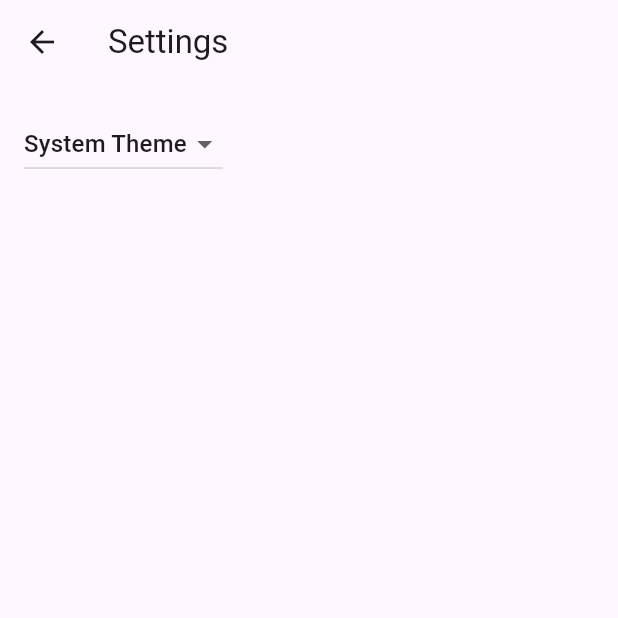
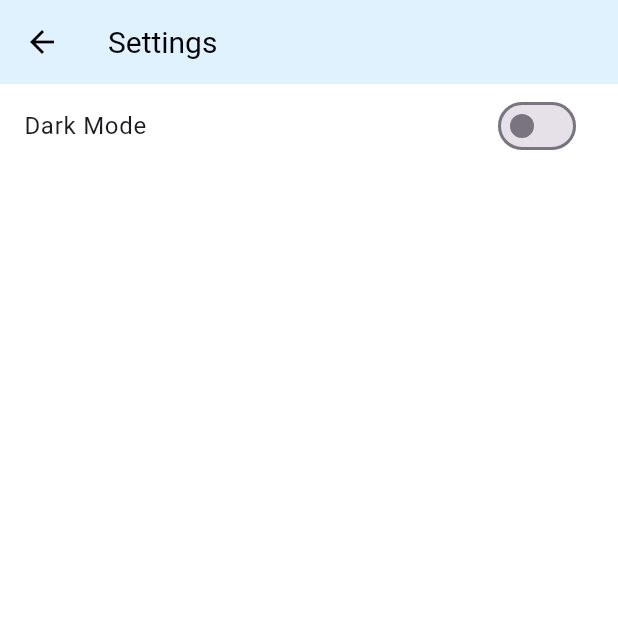
Before and after one commit to alexindris/LECHUGA-HACKEPS2024, a Flutter app: the screen it shows after launch, after a tap on the "settings" icon, on a phone screen of 412 x 824 dp, the top half of it. Run offline on Flutter 3.47's test engine with Material 3 defaults, Android fonts, the phone set to English and light mode, and no system bars; our stand-ins replace graphql_flutter, shared_preferences; generated files the repository leaves out were written again; network calls fail.

Commit message:
feat: add shared_preferences package for local theme storage; implement dynamic theme switching in settings

```diff
--- a/look4park/lib/src/app.dart
+++ b/look4park/lib/src/app.dart
@@ -48,9 +48,9 @@ class MyApp extends StatelessWidget {
               onGenerateTitle: (BuildContext context) =>
                   AppLocalizations.of(context)!.appTitle,
 
-              // Themes and theme mode
-              theme: ThemeData(),
-              darkTheme: ThemeData.dark(),
+              // Dynamic Themes
+              theme: _lightTheme(),
+              darkTheme: _darkTheme(),
               themeMode: settingsController.themeMode,
 
               // Named route handling
@@ -76,4 +76,49 @@ class MyApp extends StatelessWidget {
       ),
     );
   }
+
+  /// Light theme configuration
+  ThemeData _lightTheme() {
+    return ThemeData(
+      primaryColor: const Color(0xFFE0F2FE), // Light blue
+      appBarTheme: const AppBarTheme(
+        backgroundColor: Color(0xFFE0F2FE),
+        iconTheme: IconThemeData(color: Colors.black),
+        titleTextStyle: TextStyle(color: Colors.black, fontSize: 20),
+      ),
+      scaffoldBackgroundColor: Colors.white,
+      textTheme: const TextTheme(
+          titleLarge: TextStyle(fontSize: 20.0, fontWeight: FontWeight.bold),
+          bodyMedium: TextStyle(fontSize: 16.0),
+          bodySmall: TextStyle(fontSize: 14.0),
+          headlineLarge: TextStyle(
+              color: const Color(0xFF0369A1), fontWeight: FontWeight.bold)),
+      floatingActionButtonTheme: const FloatingActionButtonThemeData(
+        backgroundColor: Color(0xFF0288D1),
+        foregroundColor: Colors.white,
+      ),
+    );
+  }
+
+  /// Dark theme configuration
+  ThemeData _darkTheme() {
+    return ThemeData.dark().copyWith(
+      primaryColor: const Color(0xFF121212), // Dark primary color
+      appBarTheme: const AppBarTheme(
+        backgroundColor: Color(0xFF1F1F1F),
+        iconTheme: IconThemeData(color: Colors.white),
+        titleTextStyle: TextStyle(color: Colors.white, fontSize: 20),
+      ),
+      scaffoldBackgroundColor: const Color(0xFF121212),
+      textTheme: const TextTheme(
+        titleLarge: TextStyle(fontSize: 20.0, fontWeight: FontWeight.bold),
+        bodyMedium: TextStyle(fontSize: 16.0, color: Colors.white),
+        bodySmall: TextStyle(fontSize: 14.0, color: Colors.white70),
+      ),
+      floatingActionButtonTheme: const FloatingActionButtonThemeData(
+        backgroundColor: Color(0xFF0288D1),
+        foregroundColor: Colors.white,
+      ),
+    );
+  }
 }
--- a/look4park/lib/src/map/map_item_list_view.dart
+++ b/look4park/lib/src/map/map_item_list_view.dart
@@ -26,9 +26,10 @@ class SampleItemListView extends StatelessWidget {
     return Scaffold(
       appBar: AppBar(
         // AppBar with Custom Color
-        backgroundColor: const Color(0xFFE0F2FE), // Set your custom color here
         title: Image.asset(
-          'assets/images/app_logo.png', // Replace with your logo's path
+          Theme.of(context).brightness == Brightness.dark
+              ? 'assets/images/app_logo_inverted.png' // Replace with your dark theme logo's path
+              : 'assets/images/app_logo.png', // Replace with your light theme logo's path
           height: 40, // Adjust the height of the logo
         ),
         centerTitle: true, // Ensure the logo is centered
@@ -52,7 +53,6 @@ class SampleItemListView extends StatelessWidget {
                 'Choose Parking', // Replace with your desired title
                 style: Theme.of(context).textTheme.headlineLarge?.copyWith(
                       fontWeight: FontWeight.bold,
-                      color: const Color(0xFF0369A1),
                     ),
               ),
             ),
--- a/look4park/lib/src/settings/settings_controller.dart
+++ b/look4park/lib/src/settings/settings_controller.dart
@@ -1,50 +1,25 @@
 import 'package:flutter/material.dart';
-
 import 'settings_service.dart';
 
-/// A class that many Widgets can interact with to read user settings, update
-/// user settings, or listen to user settings changes.
-///
-/// Controllers glue Data Services to Flutter Widgets. The SettingsController
-/// uses the SettingsService to store and retrieve user settings.
 class SettingsController with ChangeNotifier {
   SettingsController(this._settingsService);
 
-  // Make SettingsService a private variable so it is not used directly.
   final SettingsService _settingsService;
 
-  // Make ThemeMode a private variable so it is not updated directly without
-  // also persisting the changes with the SettingsService.
   late ThemeMode _themeMode;
 
-  // Allow Widgets to read the user's preferred ThemeMode.
   ThemeMode get themeMode => _themeMode;
 
-  /// Load the user's settings from the SettingsService. It may load from a
-  /// local database or the internet. The controller only knows it can load the
-  /// settings from the service.
+  /// Load settings at the start of the app.
   Future<void> loadSettings() async {
     _themeMode = await _settingsService.themeMode();
-
-    // Important! Inform listeners a change has occurred.
     notifyListeners();
   }
 
-  /// Update and persist the ThemeMode based on the user's selection.
-  Future<void> updateThemeMode(ThemeMode? newThemeMode) async {
-    if (newThemeMode == null) return;
-
-    // Do not perform any work if new and old ThemeMode are identical
-    if (newThemeMode == _themeMode) return;
-
-    // Otherwise, store the new ThemeMode in memory
-    _themeMode = newThemeMode;
-
-    // Important! Inform listeners a change has occurred.
+  /// Update and persist theme settings.
+  Future<void> updateThemeMode(ThemeMode theme) async {
+    _themeMode = theme;
     notifyListeners();
-
-    // Persist the changes to a local database or the internet using the
-    // SettingService.
-    await _settingsService.updateThemeMode(newThemeMode);
+    await _settingsService.updateThemeMode(theme);
   }
 }
--- a/look4park/lib/src/settings/settings_service.dart
+++ b/look4park/lib/src/settings/settings_service.dart
@@ -1,17 +1,19 @@
 import 'package:flutter/material.dart';
+import 'package:shared_preferences/shared_preferences.dart';
 
-/// A service that stores and retrieves user settings.
-///
-/// By default, this class does not persist user settings. If you'd like to
-/// persist the user settings locally, use the shared_preferences package. If
-/// you'd like to store settings on a web server, use the http package.
 class SettingsService {
-  /// Loads the User's preferred ThemeMode from local or remote storage.
-  Future<ThemeMode> themeMode() async => ThemeMode.system;
+  static const _themeModeKey = 'themeMode';
 
-  /// Persists the user's preferred ThemeMode to local or remote storage.
+  /// Loads the User's preferred ThemeMode from local storage.
+  Future<ThemeMode> themeMode() async {
+    final prefs = await SharedPreferences.getInstance();
+    final themeIndex = prefs.getInt(_themeModeKey) ?? ThemeMode.system.index;
+    return ThemeMode.values[themeIndex];
+  }
+
+  /// Persists the user's preferred ThemeMode to local storage.
   Future<void> updateThemeMode(ThemeMode theme) async {
-    // Use the shared_preferences package to persist settings locally or the
-    // http package to persist settings over the network.
+    final prefs = await SharedPreferences.getInstance();
+    await prefs.setInt(_themeModeKey, theme.index);
   }
 }
--- a/look4park/lib/src/settings/settings_view.dart
+++ b/look4park/lib/src/settings/settings_view.dart
@@ -1,11 +1,6 @@
 import 'package:flutter/material.dart';
-
 import 'settings_controller.dart';
 
-/// Displays the various settings that can be customized by the user.
-///
-/// When a user changes a setting, the SettingsController is updated and
-/// Widgets that listen to the SettingsController are rebuilt.
 class SettingsView extends StatelessWidget {
   const SettingsView({super.key, required this.controller});
 
@@ -19,32 +14,18 @@ class SettingsView extends StatelessWidget {
       appBar: AppBar(
         title: const Text('Settings'),
       ),
-      body: Padding(
-        padding: const EdgeInsets.all(16),
-        // Glue the SettingsController to the theme selection DropdownButton.
-        //
-        // When a user selects a theme from the dropdown list, the
-        // SettingsController is updated, which rebuilds the MaterialApp.
-        child: DropdownButton<ThemeMode>(
-          // Read the selected themeMode from the controller
-          value: controller.themeMode,
-          // Call the updateThemeMode method any time the user selects a theme.
-          onChanged: controller.updateThemeMode,
-          items: const [
-            DropdownMenuItem(
-              value: ThemeMode.system,
-              child: Text('System Theme'),
-            ),
-            DropdownMenuItem(
-              value: ThemeMode.light,
-              child: Text('Light Theme'),
-            ),
-            DropdownMenuItem(
-              value: ThemeMode.dark,
-              child: Text('Dark Theme'),
-            )
-          ],
-        ),
+      body: ListView(
+        children: [
+          SwitchListTile(
+            title: const Text('Dark Mode'),
+            value: controller.themeMode == ThemeMode.dark,
+            onChanged: (bool isDarkMode) {
+              controller.updateThemeMode(
+                isDarkMode ? ThemeMode.dark : ThemeMode.light,
+              );
+            },
+          )
+        ],
       ),
     );
   }
--- a/look4park/pubspec.yaml
+++ b/look4park/pubspec.yaml
@@ -17,6 +17,7 @@ dependencies:
 
   flutter_hooks: ^0.18.0
   graphql_flutter: ^5.1.2
+  shared_preferences: ^2.3.3
 
 dev_dependencies:
   flutter_test:
```
Also changed, not shown: look4park/assets/images/app_logo_inverted.png (added), look4park/pubspec.lock, 2 other files.
